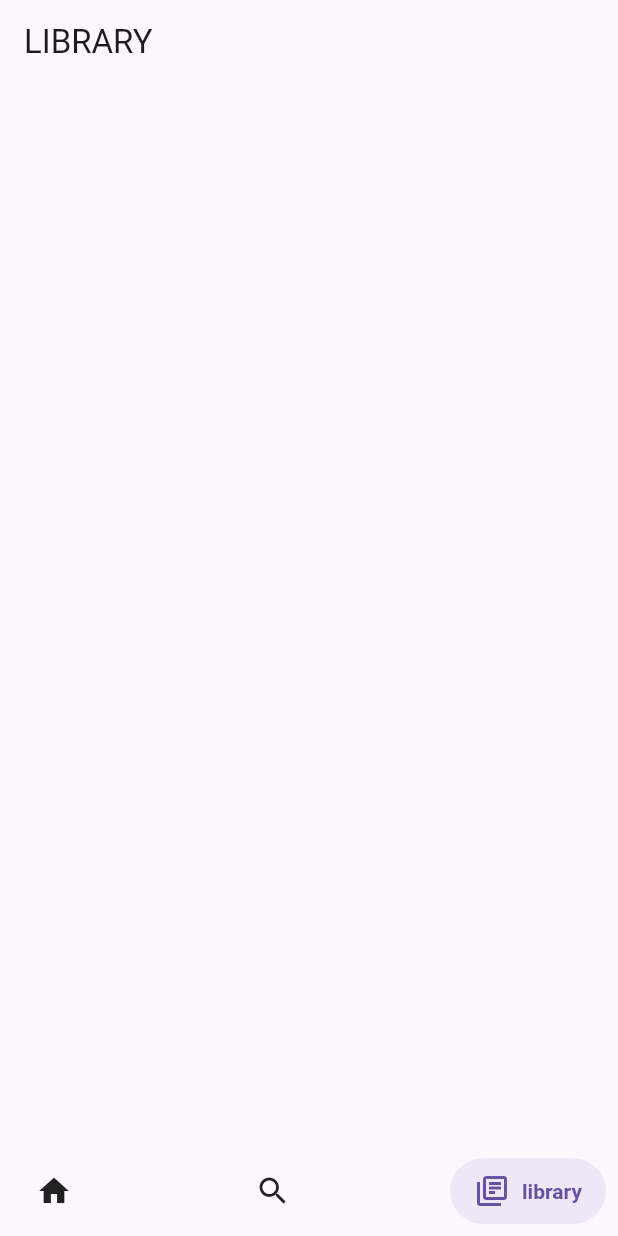
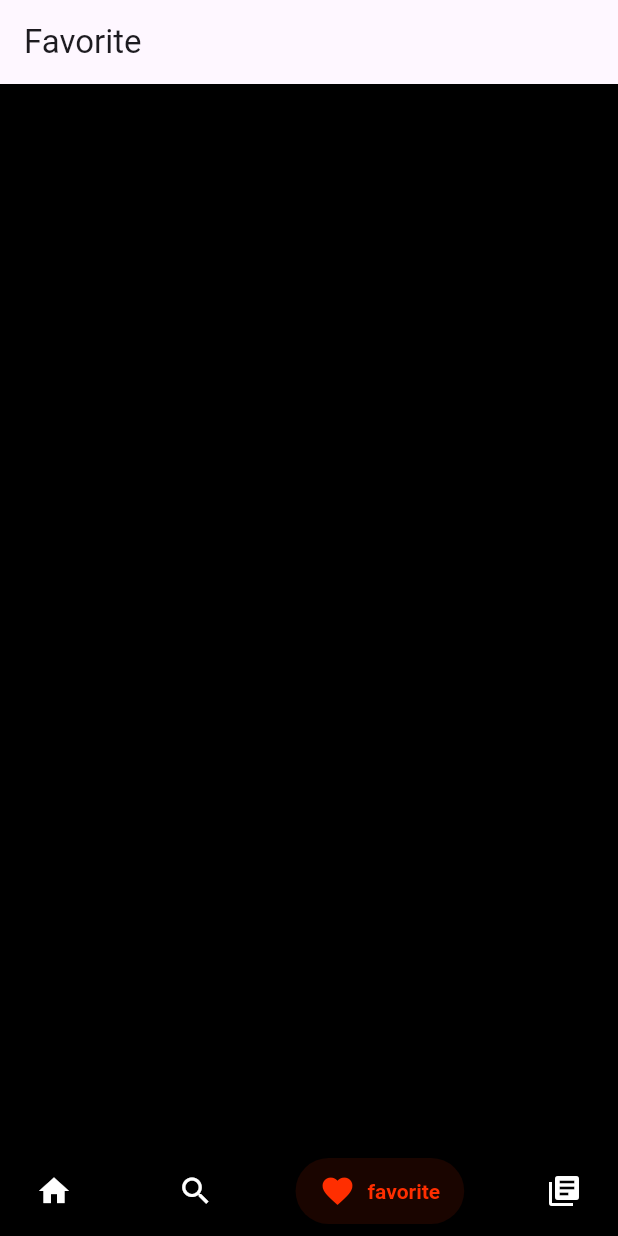
Before and after one commit to awangr/music_apps, a Flutter app: the BottomScreen screen opened directly, item 3 of the bottom bar chosen, on a phone screen of 412 x 824 dp. Run offline on Flutter 3.47's test engine with Material 3 defaults, Android fonts, the phone set to English and light mode, and no system bars; drawn by our look-alikes of salomon_bottom_bar; our stand-ins replace get, smooth_page_indicator.

Commit message:
adding fav_Screen

```diff
--- a/lib/common/data/models/bottom_model.dart
+++ b/lib/common/data/models/bottom_model.dart
@@ -12,6 +12,8 @@ class DataBottomModel {
   static List<BottomModel> listBottomModel = [
     BottomModel(Icon(Icons.home), Icon(Icons.home_outlined), 'home'),
     BottomModel(Icon(Icons.search), Icon(Icons.search_outlined), 'search'),
+    BottomModel(
+        Icon(Icons.favorite), Icon(Icons.favorite_outlined), 'favorite'),
     BottomModel(Icon(Icons.library_books), Icon(Icons.library_books_outlined),
         'library')
   ];
--- /dev/null
+++ b/lib/view/screen/fav_screen.dart
@@ -0,0 +1,20 @@
+import 'package:flutter/material.dart';
+
+class FavScreen extends StatefulWidget {
+  const FavScreen({super.key});
+
+  @override
+  State<FavScreen> createState() => _FavScreenState();
+}
+
+class _FavScreenState extends State<FavScreen> {
+  @override
+  Widget build(BuildContext context) {
+    return Scaffold(
+        appBar: AppBar(
+          title: Text('Favorite'),
+          automaticallyImplyLeading: false,
+        ),
+        backgroundColor: Colors.black);
+  }
+}
--- a/lib/view/screen/library_screen.dart
+++ b/lib/view/screen/library_screen.dart
@@ -6,6 +6,7 @@ class LibraryScreen extends StatelessWidget {
   @override
   Widget build(BuildContext context) {
     return Scaffold(
+      backgroundColor: Colors.black,
       appBar: AppBar(
         automaticallyImplyLeading: false,
         title: Text('LIBRARY'),
--- a/lib/view/screen/login_screen.dart
+++ b/lib/view/screen/login_screen.dart
@@ -4,7 +4,7 @@ import 'package:flutter/material.dart';
 import 'package:get/get.dart';
 import 'package:music_apps/common/style/app_color.dart';
 import 'package:music_apps/common/widget/bg_image.dart';
-import 'package:music_apps/view/screen/salomon_screen.dart';
+import 'package:music_apps/view/screen/main_screen.dart';
 
 import '../../common/style/app_textstyle.dart';
 
--- a/lib/view/screen/salomon_screen.dart
+++ b/lib/view/screen/main_screen.dart
@@ -5,6 +5,7 @@ import 'package:music_apps/common/widget/page_transition.dart';
 import 'package:music_apps/view/screen/library_screen.dart';
 import 'package:music_apps/view/screen/search_screen.dart';
 import 'package:get/get.dart';
+import 'fav_screen.dart';
 import 'home_screeen.dart';
 import 'package:salomon_bottom_bar/salomon_bottom_bar.dart';
 import 'package:music_apps/common/style/app_color.dart';
@@ -15,6 +16,7 @@ class BottomScreen extends StatelessWidget {
   final List<Widget> listPage = [
     const HomeScreen(),
     const SearchScreen(),
+    const FavScreen(),
     const LibraryScreen(),
   ];
   final pageController = PageController();
@@ -23,9 +25,16 @@ class BottomScreen extends StatelessWidget {
     return Scaffold(
         body: Obx(() => PageTransition(
             child: listPage[controller.currentBottomIndex.value])),
-        bottomNavigationBar: Obx(() {
+        bottomNavigationBar: salomon());
+  }
+
+  ///BOTTOM NAVBAR
+  Obx salomon() {
+    return Obx(() {
       return SalomonBottomBar(
-              backgroundColor: transparant,
+          unselectedItemColor: Colors.white,
+          selectedItemColor: orange,
+          backgroundColor: black,
           onTap: controller.switchBottomNav,
           currentIndex: controller.currentBottomIndex.value,
           items: DataBottomModel.listBottomModel
@@ -34,6 +43,6 @@ class BottomScreen extends StatelessWidget {
                   activeIcon: e.nonActiveIcon,
                   title: Text('${e.label}')))
               .toList());
-        }));
+    });
   }
 }
--- a/lib/view/screen/search_screen.dart
+++ b/lib/view/screen/search_screen.dart
@@ -6,6 +6,7 @@ class SearchScreen extends StatelessWidget {
   @override
   Widget build(BuildContext context) {
     return Scaffold(
+      backgroundColor: Colors.black,
       appBar: AppBar(
         automaticallyImplyLeading: false,
         title: Text('SEARCH'),
--- a/pubspec.yaml
+++ b/pubspec.yaml
@@ -39,7 +39,6 @@ dependencies:
   google_fonts: ^6.1.0
   animations: ^2.0.11
   salomon_bottom_bar: ^3.3.2
-  carousel_slider: ^4.2.1
   smooth_page_indicator: ^1.1.0
 
 dev_dependencies:
```
Also changed, not shown: lib/common/widget/carousel.dart (+27 -10 lines), lib/view/screen/home_screeen.dart (+97 -8 lines), pubspec.lock. Lines whose indentation alone changed are shown as unchanged.
